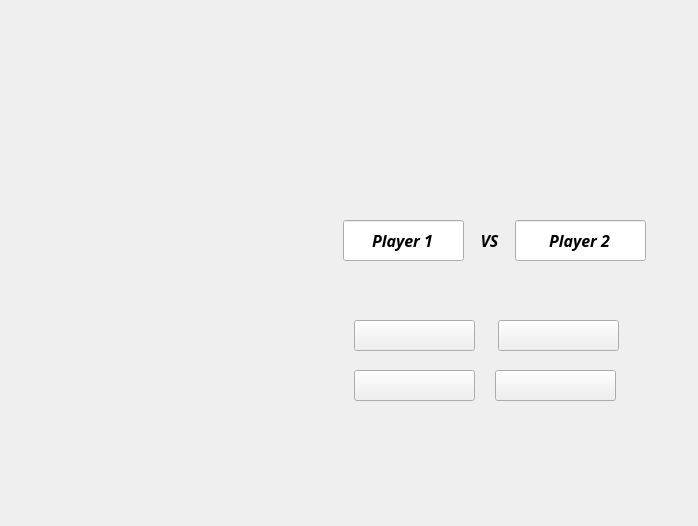
Qt form src/graphic_interface/src/dotandbox_1_1/mainwindow.ui (juankipedia/DotAndBoxes) before a commit.
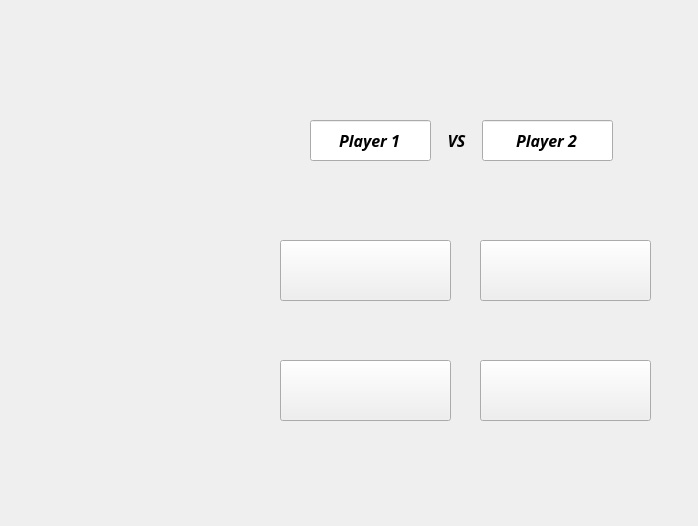
The same form after that commit. Icons and pictures are not drawn.

What changed in the file:
```diff
--- a/src/graphic_interface/src/dotandbox_1_1/mainwindow.ui
+++ b/src/graphic_interface/src/dotandbox_1_1/mainwindow.ui
@@ -23,10 +23,10 @@
    <widget class="QPushButton" name="b_exit">
     <property name="geometry">
      <rect>
-      <x>495</x>
-      <y>370</y>
-      <width>121</width>
-      <height>31</height>
+      <x>280</x>
+      <y>360</y>
+      <width>171</width>
+      <height>61</height>
      </rect>
     </property>
     <property name="styleSheet">
@@ -39,10 +39,10 @@
    <widget class="QPushButton" name="b_sett">
     <property name="geometry">
      <rect>
-      <x>354</x>
-      <y>370</y>
-      <width>121</width>
-      <height>31</height>
+      <x>480</x>
+      <y>360</y>
+      <width>171</width>
+      <height>61</height>
      </rect>
     </property>
     <property name="styleSheet">
@@ -55,8 +55,8 @@
    <widget class="QLineEdit" name="l_id2">
     <property name="geometry">
      <rect>
-      <x>515</x>
-      <y>220</y>
+      <x>482</x>
+      <y>120</y>
       <width>131</width>
       <height>41</height>
      </rect>
@@ -86,8 +86,8 @@
    <widget class="QLabel" name="label">
     <property name="geometry">
      <rect>
-      <x>474</x>
-      <y>220</y>
+      <x>441</x>
+      <y>120</y>
       <width>31</width>
       <height>41</height>
      </rect>
@@ -114,8 +114,8 @@
    <widget class="QLineEdit" name="l_id1">
     <property name="geometry">
      <rect>
-      <x>343</x>
-      <y>220</y>
+      <x>310</x>
+      <y>120</y>
       <width>121</width>
       <height>41</height>
      </rect>
@@ -144,10 +144,10 @@
    <widget class="QPushButton" name="b_ai_play">
     <property name="geometry">
      <rect>
-      <x>498</x>
-      <y>320</y>
-      <width>121</width>
-      <height>31</height>
+      <x>480</x>
+      <y>240</y>
+      <width>171</width>
+      <height>61</height>
      </rect>
     </property>
     <property name="styleSheet">
@@ -160,10 +160,10 @@
    <widget class="QPushButton" name="b_play">
     <property name="geometry">
      <rect>
-      <x>354</x>
-      <y>320</y>
-      <width>121</width>
-      <height>31</height>
+      <x>280</x>
+      <y>240</y>
+      <width>171</width>
+      <height>61</height>
      </rect>
     </property>
     <property name="styleSheet">
```
Left out of the diff: 8 changed lines with no effect on the pictures.
